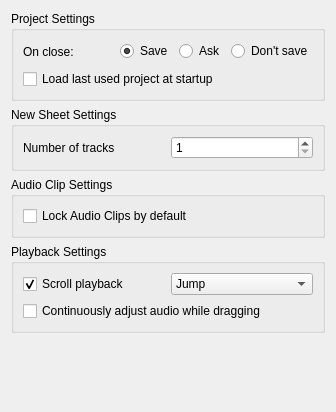
Before: the Qt Designer form src/traverso/ui/BehaviorConfigPage.ui in ErwanLegrand/Traverso-DAW, drawn with Qt 5.
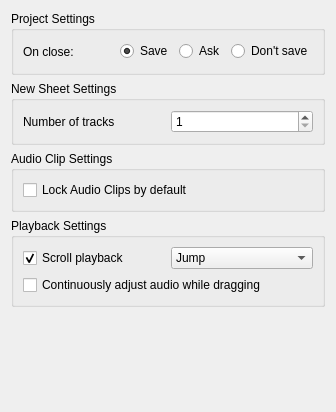
After: the same form once the commit is applied.

Diff of the .ui file:
```diff
--- a/src/traverso/ui/BehaviorConfigPage.ui
+++ b/src/traverso/ui/BehaviorConfigPage.ui
@@ -79,13 +79,6 @@
         </item>
        </layout>
       </item>
-      <item>
-       <widget class="QCheckBox" name="loadLastProjectCheckBox" >
-        <property name="text" >
-         <string>Load last used project at startup</string>
-        </property>
-       </widget>
-      </item>
      </layout>
     </widget>
    </item>
```
Left out of the diff: 145 changed lines with no effect on the pictures.
